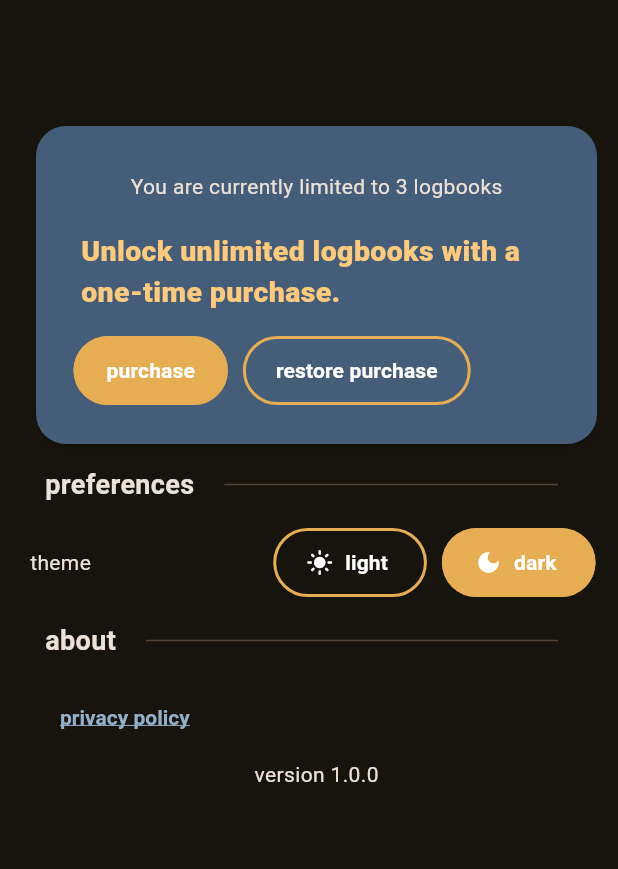
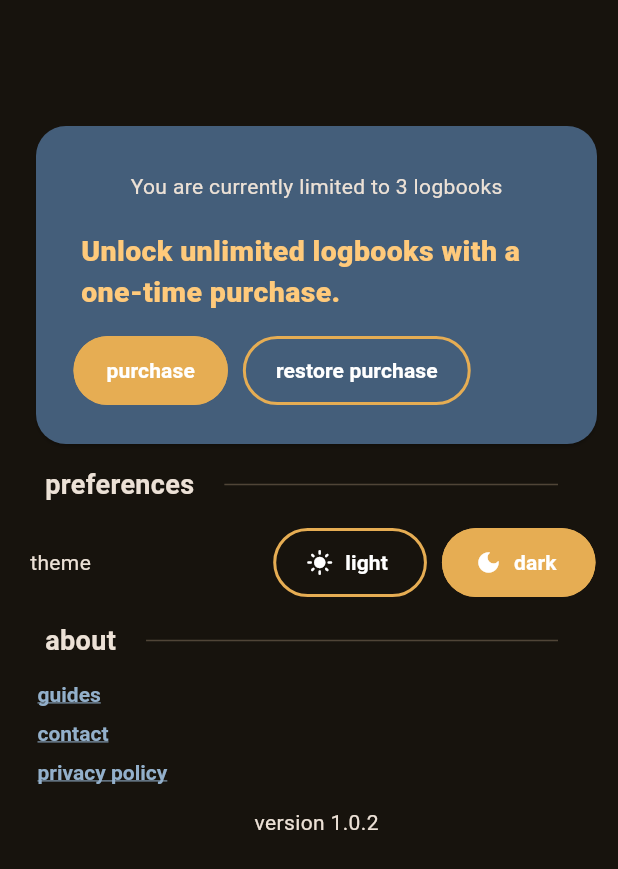
Before and after one commit to javiDev8/logbloc, a Flutter app: the SettingsScreen screen opened directly, on a phone screen of 412 x 824 dp. Shown: the top 869 px of the screen. Run offline on Flutter 3.47's test engine with Material 3 defaults, Android fonts, the phone set to English and light mode, and no system bars; our stand-ins replace fl_chart, flutter_colorpicker, flutter_local_notifications, flutter_localization, flutter_material_design_icons, flutter_timezone and 8 more; missing offline and left inert: record, restart_app, workmanager; accounts and stored records are empty.

Commit message:
settings > about section updated

```diff
--- a/lib/screens/settings/about_section.dart
+++ b/lib/screens/settings/about_section.dart
@@ -1,5 +1,6 @@
 import 'package:flutter/material.dart';
 import 'package:logbloc/widgets/design/http_link.dart';
+import 'package:logbloc/widgets/design/txt.dart';
 
 class AboutSection extends StatelessWidget {
   const AboutSection({super.key});
@@ -7,31 +8,18 @@ class AboutSection extends StatelessWidget {
   @override
   Widget build(BuildContext context) {
     return Column(
+      crossAxisAlignment: CrossAxisAlignment.start,
       children: [
-        Padding(
-          padding: EdgeInsetsGeometry.all(20),
-          child: Row(
-            mainAxisAlignment: MainAxisAlignment.spaceBetween,
-            children: [
-              //HttpLink(
-              //  name: 'quick guide',
-              //  url: 'https://logbloc.sweetfeatures.dev/quick-guide',
-              //),
-              //HttpLink(
-              //  name: 'user manual',
-              //  url: 'https://logbloc.sweetfeatures.dev/user-manual',
-              //),
-              HttpLink(
-                name: 'privacy policy',
-                url: 'https://logbloc.sweetfeatures.dev/privacy-policy',
-              ),
-            ],
-          ),
+        HttpLink(name: 'guides', url: 'https://logbloc.app/guides'),
+        HttpLink(name: 'contact', url: 'https://logbloc.app/contact'),
+        HttpLink(
+          name: 'privacy policy',
+          url: 'https://logbloc.app/policy',
         ),
 
         Row(
           mainAxisAlignment: MainAxisAlignment.center,
-          children: [Text('version 1.0.0')],
+          children: [Txt('version 1.0.2')],
         ),
       ],
     );
--- a/lib/widgets/design/http_link.dart
+++ b/lib/widgets/design/http_link.dart
@@ -11,7 +11,9 @@ class HttpLink extends StatelessWidget {
 
   @override
   Widget build(BuildContext context) {
-    return RichText(
+    return Padding(
+      padding: EdgeInsetsGeometry.all(5),
+      child: RichText(
         text: TextSpan(
           text: name,
           style: TextStyle(
@@ -29,6 +31,7 @@ class HttpLink extends StatelessWidget {
               }
             },
         ),
+      ),
     );
   }
 }
```
Lines whose indentation alone changed are shown as unchanged.
